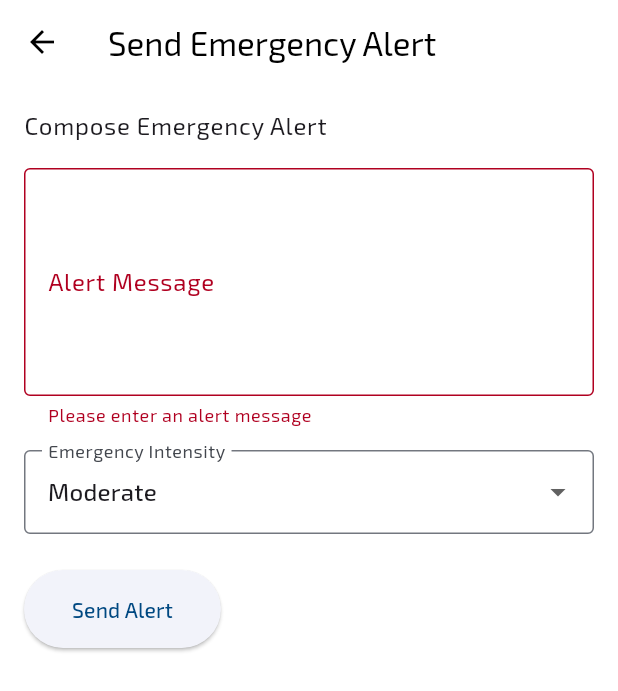
After one commit to tarunjillellamudi/Weather-Quake, a Flutter app: the PushNotificationSender screen opened directly, after a tap on "Send Alert", on a phone screen of 412 x 824 dp. The commit adds this screen. Shown: the top 691 px of the screen. Run offline on Flutter 3.47's test engine with Material 3 defaults, Android fonts, the phone set to English and light mode, and no system bars; our stand-ins replace cloud_firestore, contacts_service, device_info_plus, firebase_auth, firebase_core, firebase_messaging and 15 more; missing offline and left inert: text_responsive; accounts and stored records are empty; generated files the repository leaves out were written again.

Commit message:
Push notification working, admin can send volunteers notification to all users

```diff
--- a/lib/screens/first_screen.dart
+++ b/lib/screens/first_screen.dart
@@ -7,6 +7,7 @@ import 'package:disaster_ready/screens/main/schemes_screen.dart';
 import 'package:disaster_ready/screens/volunteer/dashboard/volunteer_dashboard.dart';
 import 'package:disaster_ready/screens/volunteer/registering/volunteer_first_screen.dart';
 import 'package:disaster_ready/screens/volunteer/registering/volunteer_intro.dart';
+import 'package:disaster_ready/util/helper_functions.dart';
 // import 'package:disaster_ready/util/helper_functions.dart';
 import 'package:flutter/material.dart';
 import 'package:font_awesome_flutter/font_awesome_flutter.dart';
--- a/lib/screens/main/disaster_screen.dart
+++ b/lib/screens/main/disaster_screen.dart
@@ -189,9 +189,9 @@ class _DisasterScreenState extends State<DisasterScreen> {
                                 'Call'),
                             icon: Icon(Icons.call)),
                         SizedBox(height: 10),
-                        Text("Does and don'ts here",
-                            style: TextStyle(
-                                fontWeight: FontWeight.bold, fontSize: 30)),
+                        // Text("Does and don'ts here",
+                        //     style: TextStyle(
+                        //         fontWeight: FontWeight.bold, fontSize: 30)),
                         SizedBox(height: 230),
                       ],
                     ),
--- /dev/null
+++ b/lib/screens/volunteer/dashboard/push_notification_sender.dart
@@ -0,0 +1,204 @@
+// import 'dart:ffi';
+// import 'dart:nativewrappers/_internal/vm/lib/ffi_allocation_patch.dart';
+
+import 'package:disaster_ready/services/fetch_address.dart';
+import 'package:flutter/material.dart';
+import 'package:firebase_core/firebase_core.dart';
+import 'package:firebase_messaging/firebase_messaging.dart';
+import 'package:cloud_firestore/cloud_firestore.dart';
+import 'package:shared_preferences/shared_preferences.dart';
+
+class PushNotificationSender extends StatefulWidget {
+  @override
+  _PushNotificationSenderState createState() => _PushNotificationSenderState();
+}
+
+class _PushNotificationSenderState extends State<PushNotificationSender> {
+  final _formKey = GlobalKey<FormState>();
+  String _message = '';
+  String _intensity = 'Moderate';
+  List<String> _intensityLevels = ['Low', 'Moderate', 'High', 'Severe'];
+
+  List<Icon> _icons = [
+    Icon(Icons.warning),
+    Icon(Icons.warning_amber),
+    Icon(Icons.dangerous),
+    Icon(Icons.error),
+  ];
+  @override
+  void initState() {
+    super.initState();
+    _initializeFirebase();
+  }
+
+  Future<void> _initializeFirebase() async {
+    await Firebase.initializeApp();
+  }
+
+  @override
+  Widget build(BuildContext context) {
+    return Scaffold(
+      appBar: AppBar(
+        title: Text('Send Emergency Alert'),
+      ),
+      body: Form(
+        key: _formKey,
+        child: SingleChildScrollView(
+          padding: EdgeInsets.all(16),
+          child: Column(
+            crossAxisAlignment: CrossAxisAlignment.start,
+            children: [
+              Text(
+                'Compose Emergency Alert',
+                style: Theme.of(context).textTheme.bodyLarge,
+              ),
+              SizedBox(height: 16),
+              TextFormField(
+                maxLines: 5,
+                decoration: InputDecoration(
+                  labelText: 'Alert Message',
+                  border: OutlineInputBorder(),
+                ),
+                validator: (value) {
+                  if (value == null || value.isEmpty) {
+                    return 'Please enter an alert message';
+                  }
+                  return null;
+                },
+                onSaved: (value) {
+                  _message = value ?? '';
+                },
+              ),
+              SizedBox(height: 16),
+              DropdownButtonFormField<String>(
+                value: _intensity,
+                decoration: InputDecoration(
+                  labelText: 'Emergency Intensity',
+                  border: OutlineInputBorder(),
+                ),
+                items: _intensityLevels.map((String intensity) {
+                  return DropdownMenuItem<String>(
+                    value: intensity,
+                    child: Text(intensity),
+                  );
+                }).toList(),
+                onChanged: (String? newValue) {
+                  setState(() {
+                    _intensity = newValue!;
+                  });
+                },
+              ),
+              SizedBox(height: 24),
+              ElevatedButton(
+                child: Text('Send Alert'),
+                style: ElevatedButton.styleFrom(
+                  // primary: Colors.red,
+                  padding: EdgeInsets.symmetric(horizontal: 32, vertical: 16),
+                ),
+                onPressed: _showConfirmationDialog,
+              ),
+            ],
+          ),
+        ),
+      ),
+    );
+  }
+
+  void _showConfirmationDialog() {
+    if (_formKey.currentState!.validate()) {
+      _formKey.currentState!.save();
+      showDialog(
+        context: context,
+        builder: (BuildContext context) {
+          return AlertDialog(
+            title: Text('Confirm Emergency Alert'),
+            content: SingleChildScrollView(
+              child: ListBody(
+                children: <Widget>[
+                  Text('Are you sure you want to send this alert?'),
+                  SizedBox(height: 16),
+                  Text('Message: $_message'),
+                  Text('Intensity: $_intensity'),
+                  SizedBox(height: 16),
+                  Text(
+                    'WARNING: Sending false alarms or misusing this feature can result in severe consequences, including legal action and permanent ban from the platform.',
+                    style: TextStyle(
+                        color: Colors.red, fontWeight: FontWeight.bold),
+                  ),
+                ],
+              ),
+            ),
+            actions: <Widget>[
+              TextButton(
+                child: Text('Cancel'),
+                onPressed: () {
+                  Navigator.of(context).pop();
+                },
+              ),
+              TextButton(
+                child: Text('Send Alert'),
+                onPressed: () {
+                  Navigator.of(context).pop();
+                  _sendAlert();
+                },
+              ),
+            ],
+          );
+        },
+      );
+    }
+  }
+
+  Future<void> _sendAlert() async {
+    try {
+      // Create a new document in Firestore to trigger the Cloud Function
+      final location = await getUserLocation();
+      final phoneNumber = await SharedPreferences.getInstance().then((prefs) {
+        return prefs.getString('phoneNumber');
+      });
+      await FirebaseFirestore.instance.collection('emergency_alerts').add({
+        'message': _message,
+        'intensity': _intensity,
+        'timestamp': FieldValue.serverTimestamp(),
+        'location': location.toJson(),
+        'subAdministrativeArea': location.subAdministrativeArea,
+        'phoneNumber': phoneNumber,
+      });
+      FirebaseMessaging.instance
+          .subscribeToTopic('emergency_alerts')
+          .then((value) {
+        print('Subscribed to emergency_alerts topic');
+      });
+      FirebaseMessaging.instance.onTokenRefresh.listen((event) {
+        print(event.allMatches('emergency_alerts'));
+        print('Token refreshed: $event');
+      });
+
+      ScaffoldMessenger.of(context).showSnackBar(
+        SnackBar(
+          content: Text('Emergency alert sent successfully'),
+          backgroundColor: Colors.green,
+        ),
+      );
+
+      FirebaseMessaging.instance.onTokenRefresh.listen((fcmToken) {
+        fcmToken = fcmToken;
+        print('FCM Token: $fcmToken');
+      });
+
+      // Clear the form after sending
+      _formKey.currentState!.reset();
+      setState(() {
+        _intensity = 'Moderate';
+      });
+    } catch (e) {
+      print('Error sending notification: $e');
+      ScaffoldMessenger.of(context).showSnackBar(
+        SnackBar(
+          content: Text('Failed to send alert. Please try again.'),
+          backgroundColor: Colors.red,
+        ),
+      );
+    }
+  }
+}
--- a/lib/widgets/select_contacts.dart
+++ b/lib/widgets/select_contacts.dart
@@ -86,7 +86,7 @@ class _ContactSelectionScreenState extends State<ContactSelectionScreen> {
           ? Padding(
               padding: const EdgeInsets.all(8.0),
               child: ListView.builder(
-                itemCount: max(contacts.length, 5),
+                itemCount: max(contacts.length, 0),
                 itemBuilder: (context, index) {
                   final contact = contacts[index];
 
--- a/pubspec.yaml
+++ b/pubspec.yaml
@@ -54,6 +54,7 @@ dependencies:
   text_responsive: ^1.2.1
   location: ^6.0.2
   geocoding: ^3.0.0
+  firebase_messaging: ^15.1.1
 
 dev_dependencies:
   intl_translation: ^0.20.0
```
Also changed, not shown: lib/main.dart (+10 -10 lines), lib/screens/main/home_screen.dart (+19 -7 lines), lib/screens/volunteer/dashboard/volunteer_dashboard.dart (+8 -0 lines), lib/screens/volunteer/registering/benefits_screen.dart (+4 -4 lines), lib/screens/volunteer/registering/personal_details_screen.dart (+0 -37 lines), lib/services/firebase_notification.dart (added, +29 -0 lines), pubspec.lock, 6 other files.
